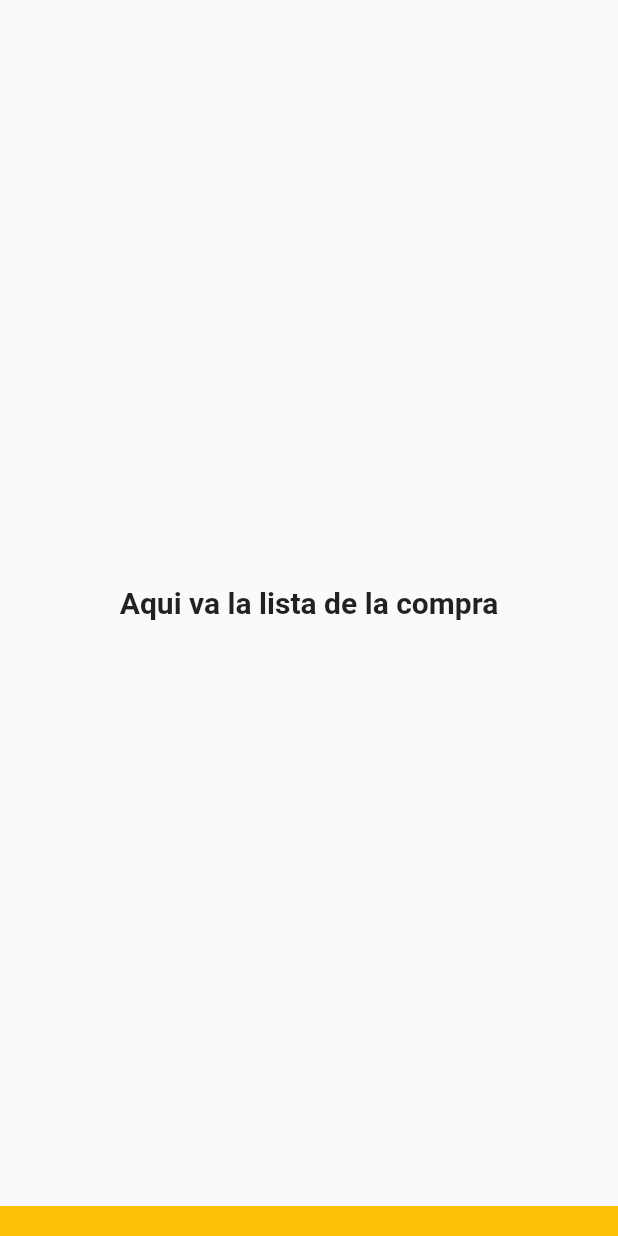
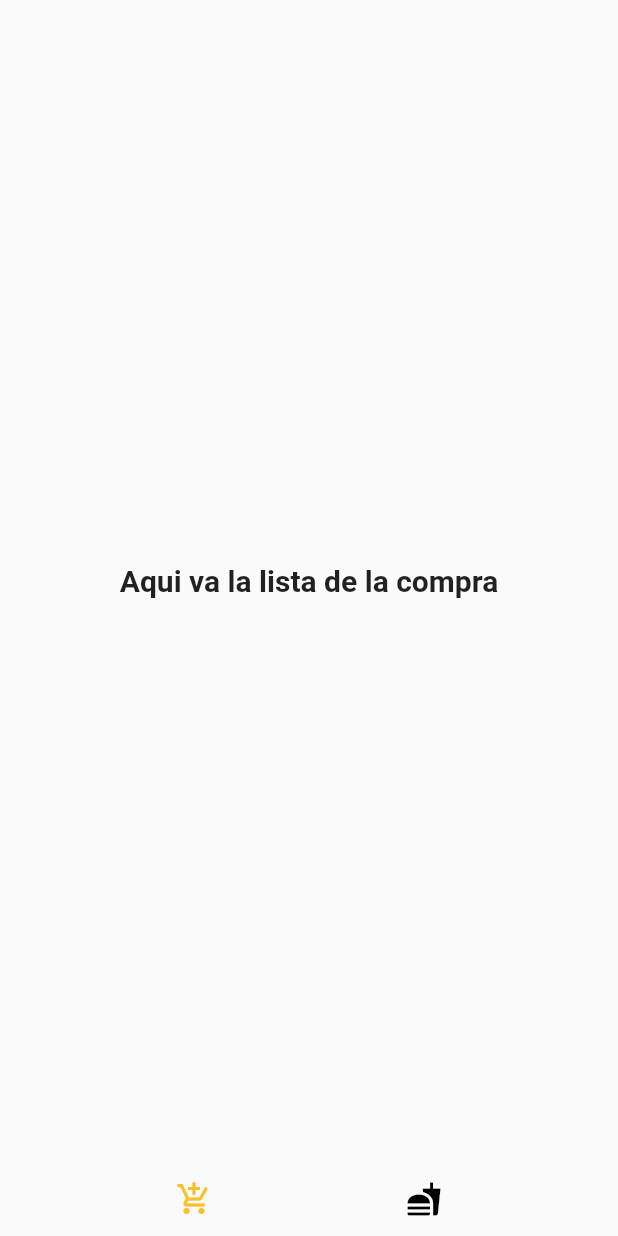
Before and after one commit to AlexMolina08/Compras, a Flutter app: the screen it shows after launch, on a phone screen of 412 x 824 dp. Run offline on Flutter 3.47's test engine with Material 2 defaults, Android fonts, the phone set to English and light mode, and no system bars.

```diff
--- a/lib/main.dart
+++ b/lib/main.dart
@@ -1,9 +1,13 @@
 import 'package:compras/pages/productosPage.dart';
+import 'package:flutter/services.dart';
 import 'package:flutter/material.dart';
 import 'package:compras/pages/miCompraPage.dart';
 import 'package:compras/widgets/barraNavegacion.dart';
 
-void main() => runApp(App());
+void main() {
+
+  runApp(App());
+}
 
 
 
@@ -31,17 +35,28 @@ class _PrincipalState extends State<Principal> {
   var navIndex = 0; //Indice de la pagina actual
 
 
-  //Creo una lista que no se puede modificar con las dos páginas a navegar
+  //lista que no se puede modificar con las páginas a navegar
   final pages = List.unmodifiable(  <Widget>[
     MiCompraPage(),
     ProductosPage()
   ]);
 
+
+  //lista con los iconos
+  final iconList = List<IconData>.unmodifiable([
+    Icons.add_shopping_cart,
+    Icons.fastfood
+  ]);
+
+
   @override
   Widget build(BuildContext context) {
     return Scaffold(
       body: pages[navIndex],
-      bottomNavigationBar: MyNavBar()
+      bottomNavigationBar: MyNavBar(icons: iconList ,
+          //La funcion onPressed que le pasamos a MyNavBar actualiza el index volviendo a llamar al build del AppBar
+          onPressed: (i) => setState( ()=> navIndex = i),
+          activeIndex: navIndex)
     );
   }
 }
--- a/lib/widgets/barraNavegacion.dart
+++ b/lib/widgets/barraNavegacion.dart
@@ -4,17 +4,38 @@ import 'package:flutter/material.dart';
 * Barra de navegación sencilla con animaciones
 * */
 
+class MyNavBar extends StatefulWidget {
 
-class MyNavBar extends StatefulWidget {
+  const MyNavBar({@required this.icons , @required this.onPressed , @required this.activeIndex}) : assert(icons != null);
+
+  final List<IconData> icons;
+  final Function(int) onPressed;
+  final int activeIndex;
+
+
   @override
   _MyNavBarState createState() => _MyNavBarState();
 }
 
 class _MyNavBarState extends State<MyNavBar> {
+
   @override
   Widget build(BuildContext context) {
     return Container(
-        height: 20,
-        color: Colors.amber);
+        height: 50,
+        child: Row(
+          mainAxisAlignment: MainAxisAlignment.spaceEvenly,
+
+          children: <Widget>[
+            for(var i = 0 ; i < widget.icons.length; ++i)
+              IconButton(icon:Icon(widget.icons[i]) ,
+                color :
+                  i == widget.activeIndex ? Colors.yellow[700] : Colors.black,
+                onPressed: () => widget.onPressed(i),
+
+
+              ) //Mostramos todos los iconos
+          ],)
+    );
   }
 }
--- a/pubspec.yaml
+++ b/pubspec.yaml
@@ -14,7 +14,7 @@ description: A new Flutter application.
 version: 1.0.0+1
 
 environment:
-  sdk: ">=2.1.0 <3.0.0"
+  sdk: ">=2.2.2 <3.0.0"
 
 dependencies:
   flutter:
```
